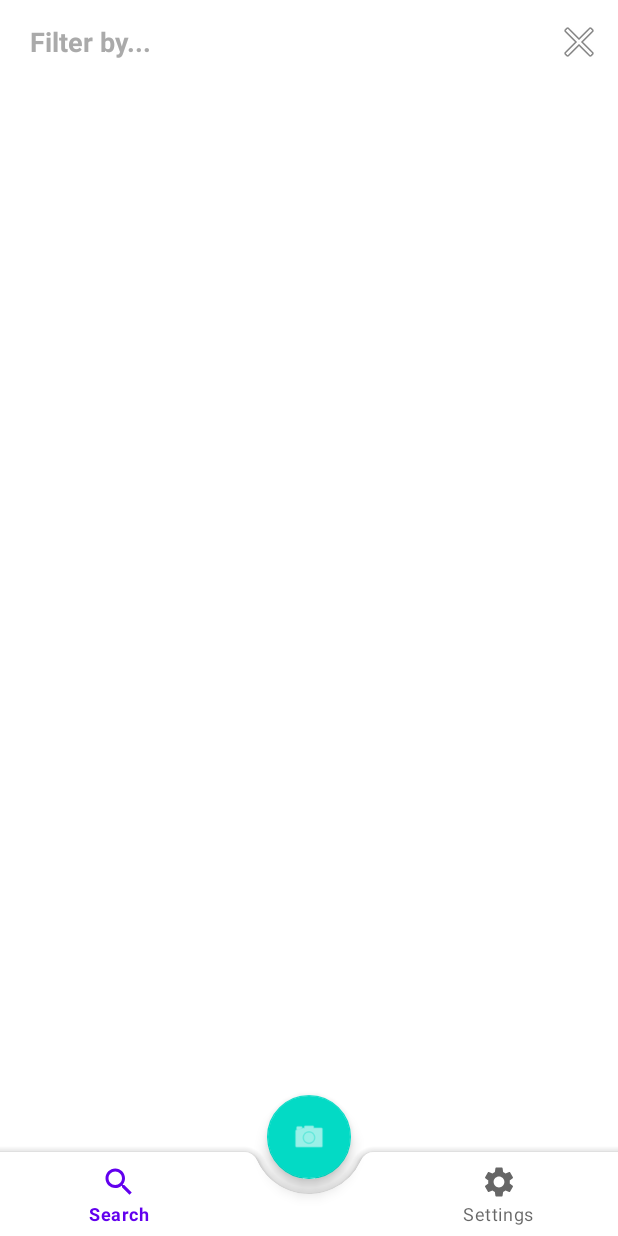
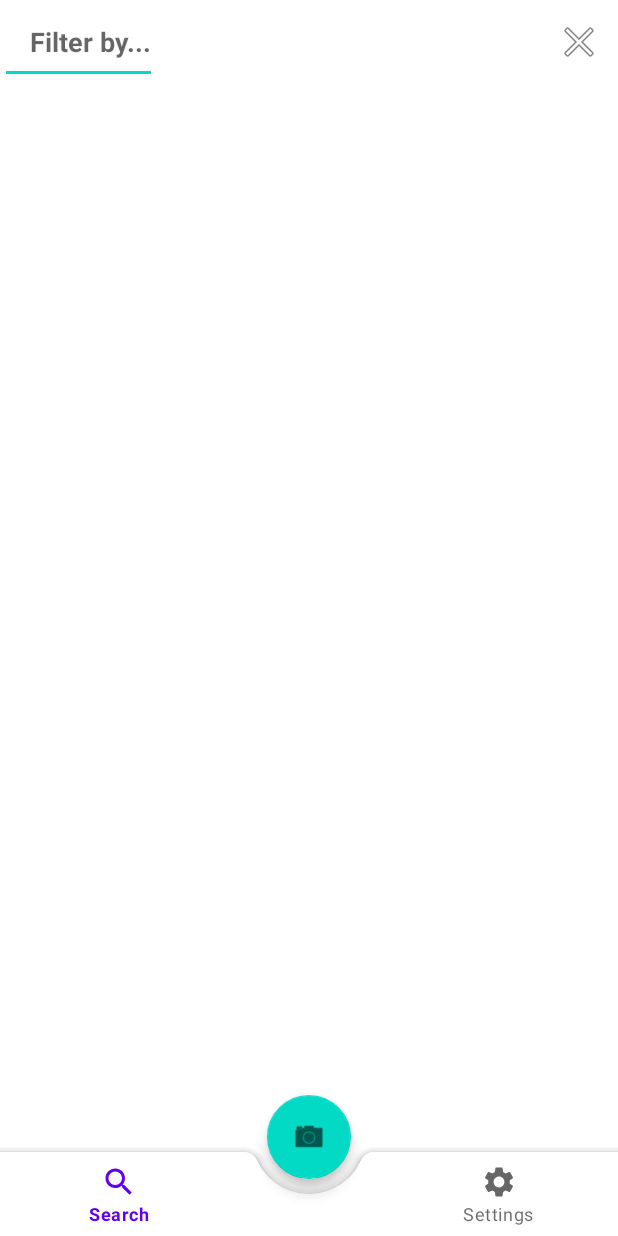
Before and after one commit to bitstuffing/campdf, an Android app: the MainFragment screen opened directly, with no data from a screen before it, on a phone screen of 412 x 824 dp. Run offline under Robolectric (Android 15) with nearby library versions, the phone set to English and light mode, and no system bars; our stand-ins replace navigation-ui; libraries missing offline, so code that uses them is left out: com.getkeepsafe.taptargetview, com.tom_roush.pdfbox, com.wdullaer.swipeactionadapter, org.bouncycastle.jce; 7 statements that could not run were skipped.

Commit message:
UI petition, at this moment is used the SystemUX Theme

```diff
--- a/app/src/main/res/layout/fragment_main.xml
+++ b/app/src/main/res/layout/fragment_main.xml
@@ -48,13 +48,10 @@
                     android:id="@+id/filterText"
                     android:layout_width="wrap_content"
                     android:layout_height="?attr/actionBarSize"
-                    android:background="@android:color/white"
                     android:hint="Filter by..."
                     android:inputType="text"
                     android:paddingLeft="20dp"
                     android:singleLine="true"
-                    android:textColor="@color/black"
-                    android:textColorHint="@android:color/darker_gray"
                     android:textStyle="bold" />
 
                 <ImageView
@@ -70,8 +67,7 @@
 
             <View
                 android:layout_width="match_parent"
-                android:layout_height="1dp"
-                android:background="@color/white" />
+                android:layout_height="1dp" />
 
             <ListView
                 android:id="@+id/pdfListView"
--- a/app/src/main/res/values/styles.xml
+++ b/app/src/main/res/values/styles.xml
@@ -1,7 +1,7 @@
 <?xml version="1.0" encoding="utf-8"?>
 <resources>
 
-    <style name="AppTheme"  parent="Theme.MaterialComponents.Light">
+    <style name="AppTheme"  parent="Theme.MaterialComponents.DayNight">
 
     </style>
 
--- a/app/src/main/res/values/themes.xml
+++ b/app/src/main/res/values/themes.xml
@@ -1,19 +1,6 @@
 <resources xmlns:tools="http://schemas.android.com/tools">
     <!-- Base application theme. -->
-    <style name="Theme.CamPDF" parent="Theme.MaterialComponents.Light.DarkActionBar">
-        <!-- Primary brand color. -->
-        <item name="colorPrimary">@color/purple_500</item>
-        <item name="colorPrimaryVariant">@color/purple_700</item>
-        <item name="colorOnPrimary">@color/white</item>
-        <!-- Secondary brand color. -->
-        <item name="colorSecondary">@color/teal_200</item>
-        <item name="colorSecondaryVariant">@color/teal_700</item>
-        <item name="colorOnSecondary">@color/white</item>
-        <!-- Status bar color. -->
-        <item name="android:statusBarColor">?attr/colorPrimaryVariant</item>
-        <!-- Customize your theme here. -->
-
-        <item name="android:windowBackground">@android:color/white</item>
+    <style name="Theme.CamPDF" parent="Theme.MaterialComponents.DayNight">
 
     </style>
 
```
Also changed, not shown: app/src/main/AndroidManifest.xml (+6 -1 lines).
